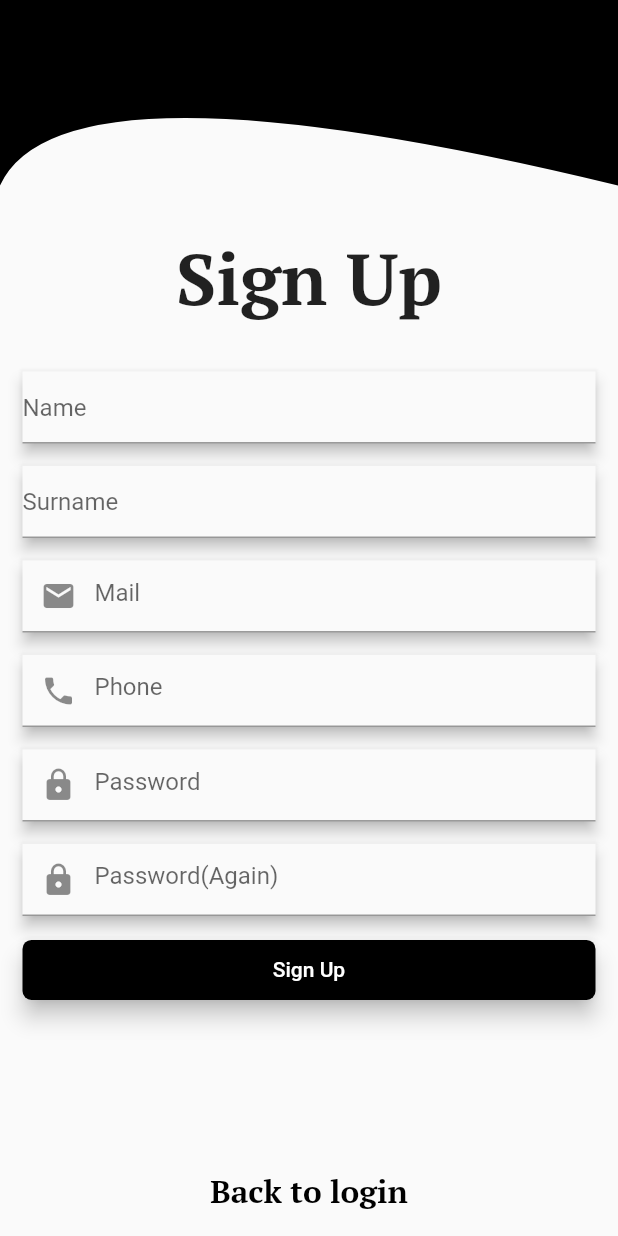
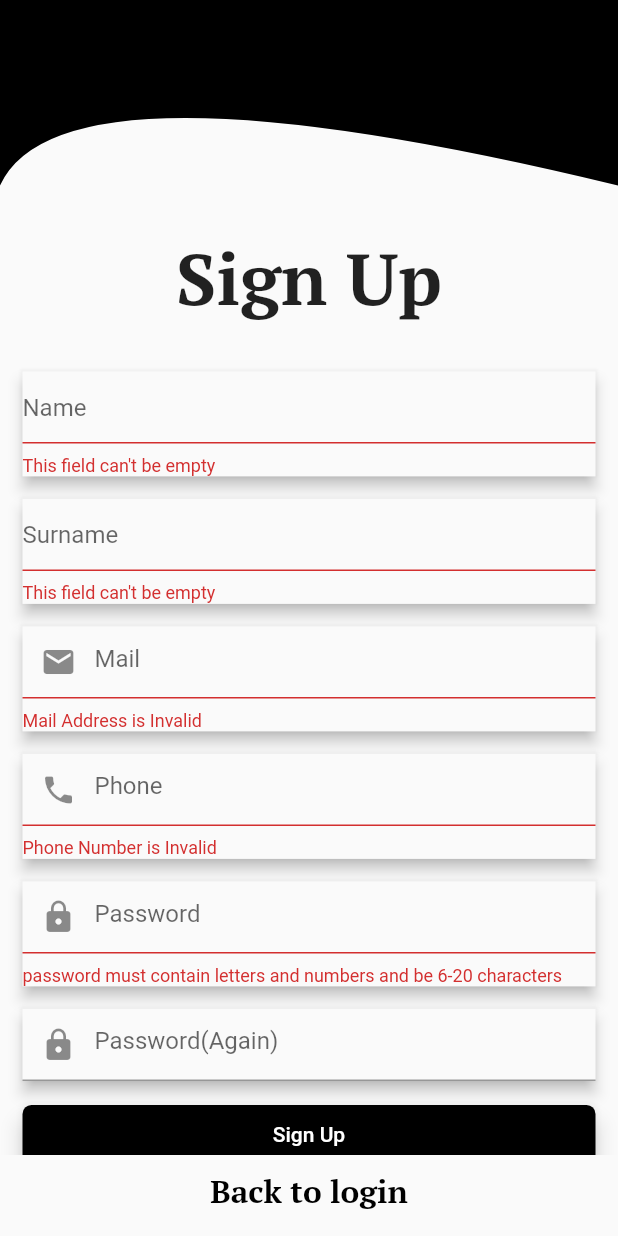
Before and after one commit to adem-emre/Piton-Assignment, a Flutter app: the SignUpView screen opened directly, after a tap on "Sign Up", on a phone screen of 412 x 824 dp. Run offline on Flutter 3.47's test engine with Material 2 defaults, Android fonts, the phone set to English and light mode, and no system bars; our stand-ins replace fluttertoast, mask_text_input_formatter.

Commit message:
Add sign_up service

```diff
--- /dev/null
+++ b/lib/core/auth/auth_manager.dart
@@ -0,0 +1,20 @@
+
+import 'package:flutter/cupertino.dart';
+
+class AuthManager{
+  static String _token ="";
+
+  static set token (String value) => _token=value;
+  static get authHeader => _authHeader;
+
+  static final _authHeader = {
+  'Content-type': 'application/json',
+  'Accept': 'application/json',
+  if(_token.isNotEmpty)'access-token':_token
+};
+
+
+
+
+
+}
--- /dev/null
+++ b/lib/core/const/service_const.dart
@@ -0,0 +1,6 @@
+
+class ServiceConst{
+  static const baseUrl = "https://assignment-api.piton.com.tr/api/v1/";
+  static const login = "user/login";
+  static const register = "user/register";
+}
--- /dev/null
+++ b/lib/features/auth/helper/validation_helper.dart
@@ -0,0 +1,39 @@
+class ValidationHelper {
+  final _mailRegex = RegExp(r"^[\w-\.]+@([\w-]+\.)+[\w-]{2,4}$");
+  final _passwordRegex = RegExp(r"^(?=.*[0-9])(?=.*[a-zA-Z])(?=\S+$).{6,20}$");
+
+  String? isEmpty(String? value) {
+    if (value == null || value.isEmpty) {
+      return "This field can't be empty";
+    }
+    return null;
+  }
+
+  String? validateMail(String? value) {
+    if (isEmpty(value) == null && _mailRegex.hasMatch(value!)) {
+      return null;
+    }
+    return "Mail Address is Invalid";
+  }
+
+  String? validatePhone(String value) {
+    if (value.length == 10) {
+      return null;
+    }
+    return "Phone Number is Invalid";
+  }
+
+  String? validatePassword(String? value) {
+    if (isEmpty(value) == null && _passwordRegex.hasMatch(value!)) {
+      return null;
+    }
+    return "password must contain letters and numbers and be 6-20 characters";
+  }
+
+  String? conirmPassword(String password, String? confirmPassword) {
+    if (password == confirmPassword) {
+      return null;
+    }
+    return "Passwords do not match";
+  }
+}
--- /dev/null
+++ b/lib/features/auth/service/login_service.dart
@@ -0,0 +1,41 @@
+import 'dart:convert';
+
+import "package:http/http.dart" as http;
+import 'package:piton_assignment/core/const/service_const.dart';
+
+const _authHeader = {
+  'Content-type': 'application/json',
+  'Accept': 'application/json'
+
+};
+
+class LoginService {
+  Future<String?> login(String mail, String password) async {
+    var body = {
+      "email": mail,
+      "password": password,
+    };
+
+    final response = await http.post(Uri.parse(ServiceConst.baseUrl+ ServiceConst.login),
+        headers: _authHeader, body: jsonEncode(body));
+
+    if (response.statusCode == 200) {
+      final token = jsonDecode(response.body)["token"];
+      return token;
+    }
+    return null;
+  }
+
+  Future<String?> signUp(String userName, String password, String mail) async {
+    var body = {"name": userName, "password": password, "email": mail};
+
+    final response = await http.post(Uri.parse(ServiceConst.baseUrl+ServiceConst.register),
+        headers: _authHeader, body: jsonEncode(body));
+
+    if (response.statusCode == 200) {
+      final token = jsonDecode(response.body)["token"];
+      return token;
+    }
+    return null;
+  }
+}
--- /dev/null
+++ b/lib/features/auth/view/signup/sign_up_notifier.dart
@@ -0,0 +1,22 @@
+import 'package:flutter/cupertino.dart';
+import 'package:piton_assignment/core/auth/auth_manager.dart';
+import 'package:piton_assignment/features/auth/service/login_service.dart';
+
+class SignUpNotifier extends ChangeNotifier {
+  final LoginService _loginService;
+  String userName = "";
+  String password = "";
+  String mail = "";
+
+  SignUpNotifier(this._loginService);
+
+  Future<bool> signUp() async {
+    var token = await _loginService.signUp(userName, password, mail);
+    if (token != null) {
+      print(token);
+      AuthManager.token = token;
+      return true;
+    }
+    return false;
+  }
+}
--- a/lib/features/auth/view/signup/sign_up_view.dart
+++ b/lib/features/auth/view/signup/sign_up_view.dart
@@ -1,18 +1,27 @@
 import 'package:flutter/material.dart';
+import 'package:fluttertoast/fluttertoast.dart';
+import 'package:mask_text_input_formatter/mask_text_input_formatter.dart';
 
 import 'package:piton_assignment/core/const/string_const.dart';
 import 'package:piton_assignment/core/style/style.dart';
+import 'package:piton_assignment/features/auth/helper/validation_helper.dart';
+import 'package:piton_assignment/features/auth/service/login_service.dart';
+import 'package:piton_assignment/features/auth/view/signup/sign_up_notifier.dart';
 import 'package:piton_assignment/features/auth/widgets/auth_header.dart';
 import 'package:piton_assignment/features/auth/widgets/custom_button.dart';
 
 import 'package:piton_assignment/features/auth/widgets/custom_text_form.dart';
+import 'package:piton_assignment/features/products/views/products_home/products_home_view.dart';
+import 'package:provider/provider.dart';
 
 class SignUpView extends StatelessWidget {
   const SignUpView({Key? key}) : super(key: key);
 
   @override
   Widget build(BuildContext context) {
-    return Scaffold(
+    return ChangeNotifierProvider<SignUpNotifier>(
+      create: (context) => SignUpNotifier(LoginService()),
+      child: Scaffold(
           body: Column(
         children: [
           Expanded(
@@ -21,36 +30,9 @@ class SignUpView extends StatelessWidget {
                 children: [
                   const AuthHeader(),
                   Padding(
-                  padding: const EdgeInsets.symmetric(horizontal: horizontalPagePadding),
-                  child: Column(
-                    children: const [
-                      SizedBox(height: 30),
-                      Text(
-                        StringConst.signUp,
-                        style: styleAuthHeaderTxt,
-                      ),
-                      SizedBox(height: 15),
-                      CustomTextForm(hintText: StringConst.name),
-                      CustomTextForm(hintText: StringConst.surname),
-                      CustomTextForm(
-                          keyboardType: TextInputType.emailAddress,
-                          prefixIcon: Icon(Icons.mail),
-                          hintText: StringConst.mail),
-                      CustomTextForm(
-                        hintText: StringConst.phone,
-                        prefixIcon: Icon(Icons.phone),
-                      ),
-                      CustomTextForm(
-                          passwordMode: true,
-                          prefixIcon: Icon(Icons.lock),
-                          hintText: StringConst.password),
-                      CustomTextForm(
-                          passwordMode: true,
-                          prefixIcon: Icon(Icons.lock),
-                          hintText: StringConst.passwordAgain),
-                      CustomButton(label: StringConst.signUp),
-                    ],
-                  ),
+                    padding: const EdgeInsets.symmetric(
+                        horizontal: horizontalPagePadding),
+                    child: SignUpForm(),
                   ),
                 ],
               ),
@@ -68,6 +50,108 @@ class SignUpView extends StatelessWidget {
                 )),
           )
         ],
-    ));
+      )),
+    );
   }
 }
+
+class SignUpForm extends StatelessWidget {
+  SignUpForm({
+    Key? key,
+  }) : super(key: key);
+  final _formKey = GlobalKey<FormState>();
+  final ValidationHelper _validationHelper = ValidationHelper();
+  final TextEditingController _passwordController = TextEditingController();
+  final phoneFormatter = MaskTextInputFormatter(
+      mask: '+90(###) ###-##-##',
+      filter: {"#": RegExp(r'[0-9]')},
+      type: MaskAutoCompletionType.lazy);
+
+  @override
+  Widget build(BuildContext context) {
+    return Form(
+      key: _formKey,
+      child: Column(
+        children: [
+          const SizedBox(height: 30),
+          const Text(
+            StringConst.signUp,
+            style: styleAuthHeaderTxt,
+          ),
+          const SizedBox(height: 15),
+          CustomTextForm(
+            hintText: StringConst.name,
+            validator: _validationHelper.isEmpty,
+            onSaved: (value) {
+              context.read<SignUpNotifier>().userName = value!;
+            },
+          ),
+          CustomTextForm(
+            hintText: StringConst.surname,
+            validator: _validationHelper.isEmpty,
+            onSaved: (value) {
+              context.read<SignUpNotifier>().userName += " $value";
+            },
+          ),
+          CustomTextForm(
+            keyboardType: TextInputType.emailAddress,
+            prefixIcon: const Icon(Icons.mail),
+            hintText: StringConst.mail,
+            validator: _validationHelper.validateMail,
+            onSaved: (value) {
+              context.read<SignUpNotifier>().mail = value!;
+            },
+          ),
+          CustomTextForm(
+            keyboardType: TextInputType.phone,
+            hintText: StringConst.phone,
+            prefixIcon: const Icon(Icons.phone),
+            inputFormatters: [phoneFormatter],
+            validator: (value) {
+              return _validationHelper
+                  .validatePhone(phoneFormatter.getUnmaskedText());
+            },
+          ),
+          CustomTextForm(
+            controller: _passwordController,
+            passwordMode: true,
+            prefixIcon: const Icon(Icons.lock),
+            hintText: StringConst.password,
+            validator: _validationHelper.validatePassword,
+            onSaved: (value) {
+              context.read<SignUpNotifier>().password = value!;
+            },
+          ),
+          CustomTextForm(
+            passwordMode: true,
+            prefixIcon: const Icon(Icons.lock),
+            hintText: StringConst.passwordAgain,
+            validator: (confirmPassword) {
+              return _validationHelper.conirmPassword(
+                  _passwordController.text, confirmPassword);
+            },
+          ),
+          CustomButton(
+            label: StringConst.signUp,
+            onFuture: () async {
+              if (_formKey.currentState!.validate()) {
+                _formKey.currentState!.save();
+                 bool success = await context.read<SignUpNotifier>().signUp();
+              if (success) {
+                Navigator.pushAndRemoveUntil(
+                    context,
+                    MaterialPageRoute(
+                        builder: (context) => const ProductsHomeView()),
+                    (route) => false);
+              }else{
+                Fluttertoast.showToast(msg: "An error occured");
+              }
+              }
+
+            },
+          ),
+        ],
+      ),
+    );
+  }
+}
--- a/lib/features/auth/widgets/custom_text_form.dart
+++ b/lib/features/auth/widgets/custom_text_form.dart
@@ -13,6 +13,8 @@ class CustomTextForm extends StatelessWidget {
   final EdgeInsetsGeometry? padding;
   final void Function(String?)? onSaved;
   final String? initialValue;
+  final List<TextInputFormatter>? inputFormatters;
+  final TextEditingController? controller;
 
   const CustomTextForm({
     this.maxLines = 1,
@@ -27,6 +29,8 @@ class CustomTextForm extends StatelessWidget {
     this.textStyle,
     this.onSaved,
     this.initialValue,
+    this.inputFormatters,
+    this.controller,
   }) : super(key: key);
 
   @override
@@ -36,6 +40,7 @@ class CustomTextForm extends StatelessWidget {
       child: Material(
         elevation: 4,
         child: TextFormField(
+          controller: controller,
           initialValue: initialValue,
           onSaved: onSaved,
           style: textStyle,
@@ -44,9 +49,7 @@ class CustomTextForm extends StatelessWidget {
           maxLength: maxLength,
           keyboardType: keyboardType,
           validator: validator,
-          inputFormatters: keyboardType == TextInputType.number
-              ? [FilteringTextInputFormatter.digitsOnly]
-              : null,
+          inputFormatters: inputFormatters,
           decoration: InputDecoration(
               errorMaxLines: 2,
               prefixIcon: prefixIcon,
--- a/pubspec.yaml
+++ b/pubspec.yaml
@@ -13,6 +13,10 @@ dependencies:
     sdk: flutter
 
   cupertino_icons: ^1.0.2
+  http: ^0.13.5
+  mask_text_input_formatter: ^2.4.0
+  provider: ^6.0.3
+  fluttertoast: ^8.0.9
 
 dev_dependencies:
   flutter_test:
@@ -26,7 +30,6 @@ flutter:
   assets:
     - assets/images/
 
-
   fonts:
     - family: PT Serif
       fonts:
```
Also changed, not shown: pubspec.lock. Lines whose indentation alone changed are shown as unchanged.
